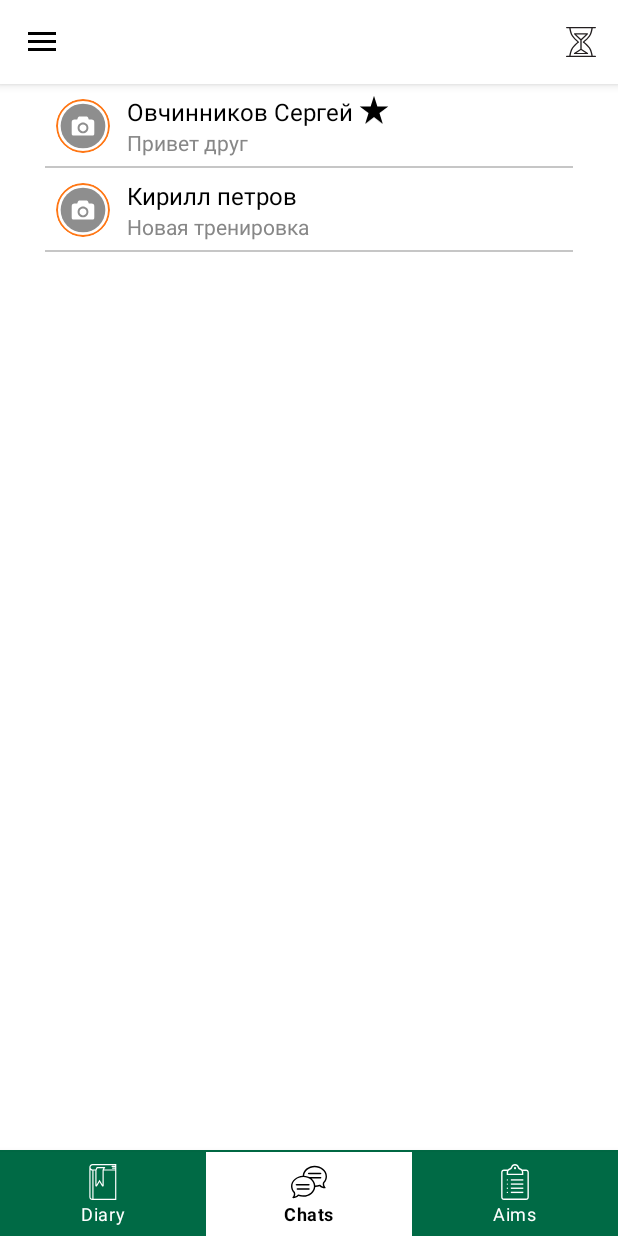
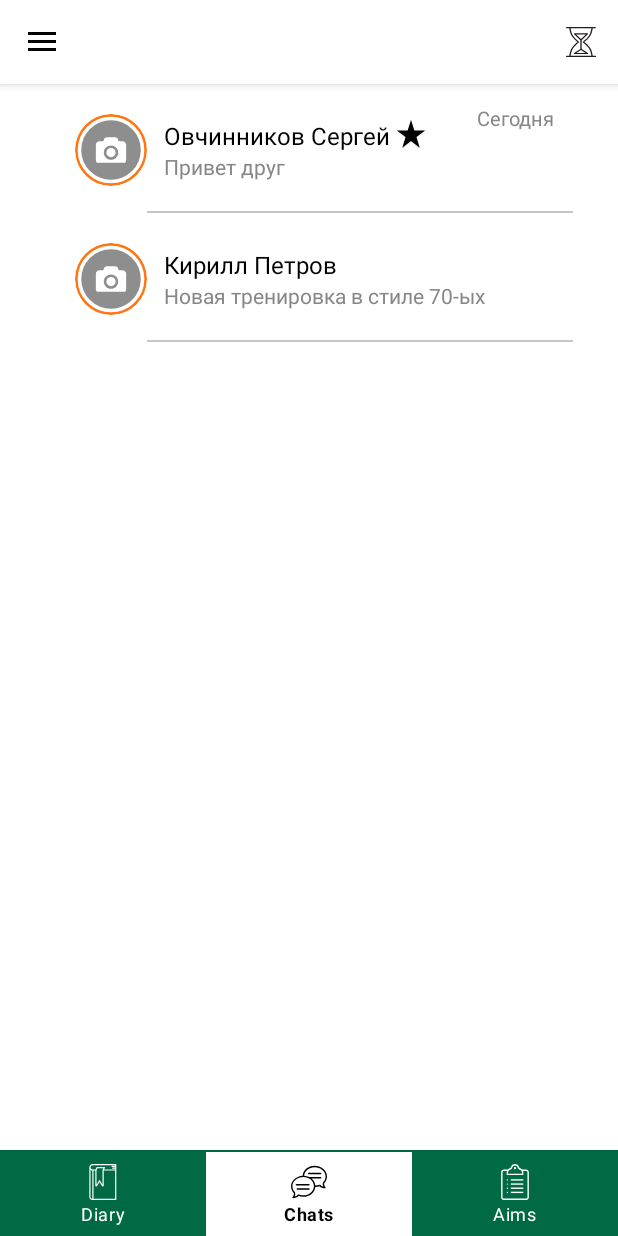
Before and after one commit to Osa-sergey/Fit, an Android app: the screen it shows after launch once a user with an empty profile is signed in (MainActivity), on a phone screen of 412 x 824 dp. Run offline under Robolectric (Android 15) with nearby library versions, the phone set to English and light mode, and no system bars; our stand-ins replace CircleImageView, Firebase (no records; nobody signed in at launch, a user with empty details on screens opened directly), navigation-ui; 2 statements that could not run were skipped.

Commit message:
Поменял дизайн чатов, согласно макету Добавил interface onItemClickListener в RecyclerView

```diff
--- a/app/src/main/java/Adapters/ChatAdapter.java
+++ b/app/src/main/java/Adapters/ChatAdapter.java
@@ -21,14 +21,26 @@ import de.hdodenhof.circleimageview.CircleImageView;
 
 public class ChatAdapter extends RecyclerView.Adapter<ChatAdapter.ChatViewHolder> {
 
-    private List<ChatItem> chatItemList =  new ArrayList<>();
+    private List<ChatItem> chatItemList = new ArrayList<>();
+
+    private OnItemClickListener mClickListener;
+
+    public interface OnItemClickListener {
+        void onItemClick(int position);
+
+    }
+
+    public void setOnItemClickListener(OnItemClickListener listener) {
+        mClickListener = listener;
+    }
+
 
     @NonNull
     @Override
     public ChatViewHolder onCreateViewHolder(@NonNull ViewGroup parent, int viewType) {
         View view = LayoutInflater.from(parent.getContext()).
-                inflate(R.layout.view_chat_simple_item,parent,false);
-        return new ChatViewHolder(view);
+                inflate(R.layout.view_chat_simple_item, parent, false);
+        return new ChatViewHolder(view, mClickListener);
     }
 
     @Override
@@ -41,12 +53,12 @@ public class ChatAdapter extends RecyclerView.Adapter<ChatAdapter.ChatViewHolder
         return chatItemList.size();
     }
 
-    public void addItems(Collection<ChatItem> items){
+    public void addItems(Collection<ChatItem> items) {
         chatItemList.addAll(items);
         notifyDataSetChanged();
     }
 
-    public class ChatViewHolder extends RecyclerView.ViewHolder{
+    public class ChatViewHolder extends RecyclerView.ViewHolder {
 
         private CircleImageView avatar;
         private TextView fullName;
@@ -54,23 +66,38 @@ public class ChatAdapter extends RecyclerView.Adapter<ChatAdapter.ChatViewHolder
         private TextView lastMsg;
         private TextView date;
 
-        public ChatViewHolder(@NonNull View itemView) {
+        public ChatViewHolder(@NonNull View itemView, final OnItemClickListener listener) {
             super(itemView);
             avatar = (CircleImageView) itemView.findViewById(R.id.avatar);
             fullName = (TextView) itemView.findViewById(R.id.fullName);
             selected = (ImageView) itemView.findViewById(R.id.selected);
             lastMsg = (TextView) itemView.findViewById(R.id.lastMsg);
             date = (TextView) itemView.findViewById(R.id.date);
+
+            itemView.setOnClickListener(new View.OnClickListener() {
+                @Override
+                public void onClick(View view) {
+                    if (listener != null) {
+                        int position = getAdapterPosition();
+                        if (position!= RecyclerView.NO_POSITION){
+                            listener.onItemClick(position);
+                        }
+                    }
+                }
+            });
         }
 
-        public void bind(ChatItem chatItem){
+
+        public void bind(ChatItem chatItem) {
             //TODO заггузка аватара
             fullName.setText(chatItem.getFullName());
-            if(chatItem.isSelected()) selected.setVisibility(View.VISIBLE);
+            if (chatItem.isSelected()) selected.setVisibility(View.VISIBLE);
             else selected.setVisibility(View.INVISIBLE);
             if (chatItem.getLastMsg() == null) lastMsg.setText("");
             else lastMsg.setText(chatItem.getLastMsg());
             date.setText(SupportUtils.getDateTimeForChat(chatItem.getDate()));
         }
     }
+
+
 }
--- a/app/src/main/java/Enums/ServerResponse.java
+++ b/app/src/main/java/Enums/ServerResponse.java
@@ -3,7 +3,6 @@ package Enums;
 public enum ServerResponse{
     SUCCESSFULLY,
     NO_CONNECTION,
-    UNSUCCESSFULLY,
     WRONG_PASS_OR_EMAIL,
     THIS_EMAIL_IS_OCCUPIED,
     NOT_CONFIRMED
--- a/app/src/main/java/Fragments/BottomMenu/ChatsFragment.java
+++ b/app/src/main/java/Fragments/BottomMenu/ChatsFragment.java
@@ -1,7 +1,9 @@
 package Fragments.BottomMenu;
 
+import android.content.Intent;
 import android.os.Bundle;
 import android.view.LayoutInflater;
+import android.view.MotionEvent;
 import android.view.View;
 import android.view.ViewGroup;
 
@@ -11,6 +13,7 @@ import androidx.fragment.app.Fragment;
 import androidx.recyclerview.widget.LinearLayoutManager;
 import androidx.recyclerview.widget.RecyclerView;
 
+import com.serg.fit.Activities.ConversationActivity;
 import com.serg.fit.R;
 
 import java.util.Arrays;
@@ -33,11 +36,20 @@ public class ChatsFragment extends Fragment {
         recyclerView.setLayoutManager(new LinearLayoutManager(this.getContext()));
         recyclerView.setAdapter(adapter);
         loadItems();
+
         return view;
     }
 
     private void loadItems() {
-        adapter.addItems(Arrays.asList(new ChatItem(null,"Овчинников Сергей",true,"Привет друг",200),
-                new ChatItem(null,"Кирилл петров",false,"Новая тренировка",2344)));
+        adapter.addItems(Arrays.asList(new ChatItem(null,"Овчинников Сергей",true,"Привет друг",System.currentTimeMillis() ),
+                new ChatItem(null,"Кирилл Петров",false,"Новая тренировка в стиле 70-ых",2344)));
+
+        adapter.setOnItemClickListener(new ChatAdapter.OnItemClickListener() {
+            @Override
+            public void onItemClick(int position) {
+                startActivity(new Intent(getContext(), ConversationActivity.class));
+
+            }
+        });
     }
 }
--- a/app/src/main/java/Utils/SupportUtils.java
+++ b/app/src/main/java/Utils/SupportUtils.java
@@ -11,6 +11,7 @@ public class SupportUtils {
 
     /**
      * Проверка на подключение либо к мобильной либо к стационароной сети
+     *
      * @return true если есть подключение
      */
     //TODO проверять наличие подключения но не сигнала
@@ -20,6 +21,7 @@ public class SupportUtils {
 
     /**
      * Функция для проверки правильности формата почты
+     *
      * @param email проверяемая почта
      * @return true если подходит по формату, иначе false
      */
@@ -31,6 +33,7 @@ public class SupportUtils {
 
     /**
      * Функция для проверки правильности формата пароля
+     *
      * @param password проверяем пароль
      * @return true если подходит по формату, иначе false
      */
@@ -40,6 +43,7 @@ public class SupportUtils {
 
     /**
      * Проверка на имя
+     *
      * @param name проверяемая строка
      * @return true, если содержатся только буквы
      */
@@ -51,6 +55,7 @@ public class SupportUtils {
 
     /**
      * Кастомная функция хэширования md5
+     *
      * @param st хэшируемая строка
      * @return хэш
      */
@@ -70,7 +75,7 @@ public class SupportUtils {
         BigInteger bigInt = new BigInteger(1, digest);
         String md5Hex = bigInt.toString(16);
 
-        while( md5Hex.length() < 32 ){
+        while (md5Hex.length() < 32) {
             md5Hex = "0" + md5Hex;
         }
         return md5Hex;
@@ -78,7 +83,18 @@ public class SupportUtils {
 
     public static String getDateTimeForChat(long date) {
         //TODO написать для чата перевод в дату или день
-        return "";
+
+//        Временно написал, просто, чтобы визуально на дизайне видеть
+        if (System.currentTimeMillis() - date <= 86400000)
+            return "Сегодня";
+        else if (System.currentTimeMillis() - date > 86400000 && System.currentTimeMillis() - date < 86400000 * 2)
+            return "Вчера";
+        else {
+//            TODO: Если будем выводить даты, то сделать разный формат для US и других пользователей
+            SimpleDateFormat formatter = new SimpleDateFormat("dd/MM/yyyy");
+            String dateString = formatter.format(new Date(date));
+            return dateString;
+        }
     }
 
     public static String getSpentTime(long spentTime) {
--- /dev/null
+++ b/app/src/main/res/drawable/ic_attach_file_black_24dp.xml
@@ -0,0 +1,5 @@
+<vector android:autoMirrored="true" android:height="24dp"
+    android:tint="#FFFFFF" android:viewportHeight="24.0"
+    android:viewportWidth="24.0" android:width="24dp" xmlns:android="http://schemas.android.com/apk/res/android">
+    <path android:fillColor="#FF000000" android:pathData="M16.5,6v11.5c0,2.21 -1.79,4 -4,4s-4,-1.79 -4,-4V5c0,-1.38 1.12,-2.5 2.5,-2.5s2.5,1.12 2.5,2.5v10.5c0,0.55 -0.45,1 -1,1s-1,-0.45 -1,-1V6H10v9.5c0,1.38 1.12,2.5 2.5,2.5s2.5,-1.12 2.5,-2.5V5c0,-2.21 -1.79,-4 -4,-4S7,2.79 7,5v12.5c0,3.04 2.46,5.5 5.5,5.5s5.5,-2.46 5.5,-5.5V6h-1.5z"/>
+</vector>
--- /dev/null
+++ b/app/src/main/res/drawable/ic_insert_emoticon_black_24dp.xml
@@ -0,0 +1,5 @@
+<vector android:autoMirrored="true" android:height="24dp"
+    android:tint="#FFFFFF" android:viewportHeight="24.0"
+    android:viewportWidth="24.0" android:width="24dp" xmlns:android="http://schemas.android.com/apk/res/android">
+    <path android:fillColor="#FF000000" android:pathData="M11.99,2C6.47,2 2,6.48 2,12s4.47,10 9.99,10C17.52,22 22,17.52 22,12S17.52,2 11.99,2zM12,20c-4.42,0 -8,-3.58 -8,-8s3.58,-8 8,-8 8,3.58 8,8 -3.58,8 -8,8zM15.5,11c0.83,0 1.5,-0.67 1.5,-1.5S16.33,8 15.5,8 14,8.67 14,9.5s0.67,1.5 1.5,1.5zM8.5,11c0.83,0 1.5,-0.67 1.5,-1.5S9.33,8 8.5,8 7,8.67 7,9.5 7.67,11 8.5,11zM12,17.5c2.33,0 4.31,-1.46 5.11,-3.5L6.89,14c0.8,2.04 2.78,3.5 5.11,3.5z"/>
+</vector>
--- /dev/null
+++ b/app/src/main/res/drawable/ic_mic_black_24dp.xml
@@ -0,0 +1,5 @@
+<vector android:autoMirrored="true" android:height="24dp"
+    android:tint="#FFFFFF" android:viewportHeight="24.0"
+    android:viewportWidth="24.0" android:width="24dp" xmlns:android="http://schemas.android.com/apk/res/android">
+    <path android:fillColor="#FF000000" android:pathData="M12,14c1.66,0 2.99,-1.34 2.99,-3L15,5c0,-1.66 -1.34,-3 -3,-3S9,3.34 9,5v6c0,1.66 1.34,3 3,3zM17.3,11c0,3 -2.54,5.1 -5.3,5.1S6.7,14 6.7,11L5,11c0,3.41 2.72,6.23 6,6.72L11,21h2v-3.28c3.28,-0.48 6,-3.3 6,-6.72h-1.7z"/>
+</vector>
--- /dev/null
+++ b/app/src/main/res/drawable/ic_send_black_24dp.xml
@@ -0,0 +1,5 @@
+<vector android:autoMirrored="true" android:height="24dp"
+    android:tint="#FFFFFF" android:viewportHeight="24.0"
+    android:viewportWidth="24.0" android:width="24dp" xmlns:android="http://schemas.android.com/apk/res/android">
+    <path android:fillColor="#FF000000" android:pathData="M2.01,21L23,12 2.01,3 2,10l15,2 -15,2z"/>
+</vector>
--- a/app/src/main/res/layout/activity_sign_up.xml
+++ b/app/src/main/res/layout/activity_sign_up.xml
@@ -175,7 +175,7 @@
 
 
     <TextView
-        android:id="@+id/tv_trainer"
+        android:id="@+id/tvTrainer"
         android:layout_width="wrap_content"
         android:layout_height="wrap_content"
         android:layout_marginTop="20dp"
--- a/app/src/main/res/layout/activity_type_sign_up.xml
+++ b/app/src/main/res/layout/activity_type_sign_up.xml
@@ -32,6 +32,8 @@
         android:textSize="16sp"
         android:layout_centerInParent="true"
         android:id="@+id/btnViaMail"/>
+
+
     <com.google.android.material.button.MaterialButton
         android:layout_width="190dp"
         android:layout_height="wrap_content"
--- a/app/src/main/res/layout/view_chat_simple_item.xml
+++ b/app/src/main/res/layout/view_chat_simple_item.xml
@@ -7,10 +7,10 @@
 
     <de.hdodenhof.circleimageview.CircleImageView
         android:id="@+id/avatar"
-        android:layout_width="36dp"
-        android:layout_height="36dp"
-        android:layout_marginStart="7dp"
-        android:layout_marginTop="10dp"
+        android:layout_width="48dp"
+        android:layout_height="48dp"
+        android:layout_marginStart="20dp"
+        android:layout_marginTop="20dp"
         android:src="@drawable/ic_person_icon_orange"
         app:layout_constraintStart_toStartOf="parent"
         app:layout_constraintTop_toTopOf="parent" />
@@ -50,8 +50,8 @@
             android:layout_width="wrap_content"
             android:layout_height="wrap_content"
             android:fontFamily="sans-serif"
-            android:text="Сделал все упражнения, что мне...fgrgrgrgrgrgrgrqqqqqqqeeee"
-            android:maxEms="20"
+            android:text="Сделал все упражнения, что мне, хотя не сделал ну бывает"
+            android:maxEms="15"
             android:textColor="#878787"
             android:textSize="14sp"
             android:maxLines="1"
@@ -66,7 +66,7 @@
         android:layout_width="wrap_content"
         android:layout_height="wrap_content"
         android:layout_marginTop="13dp"
-        android:layout_marginEnd="7dp"
+        android:layout_marginEnd="12dp"
         android:fontFamily="sans-serif"
         android:maxEms="10"
         android:maxLines="1"
@@ -77,9 +77,11 @@
         app:layout_constraintTop_toTopOf="parent" />
 
     <View
-        android:layout_width="match_parent"
+        android:layout_width="wrap_content"
         android:layout_height="1dp"
-        android:layout_marginTop="6dp"
+        android:layout_marginTop="20dp"
         android:background="#C6C6C6"
+
+        app:layout_constraintStart_toEndOf="@+id/avatar"
         app:layout_constraintTop_toBottomOf="@id/container" />
 </androidx.constraintlayout.widget.ConstraintLayout>
--- a/app/src/main/res/values/colors.xml
+++ b/app/src/main/res/values/colors.xml
@@ -1,6 +1,6 @@
 <?xml version="1.0" encoding="utf-8"?>
 <resources>
-    <color name="colorPrimary">#008577</color>
+    <color name="colorPrimary">#0F4C81</color>
     <color name="colorPrimaryDark">#00574B</color>
     <color name="colorAccent">#F2790F</color>
     <color name="textBlack">#000</color>
```
Also changed, not shown: app/src/main/java/com/serg/fit/Activities/ConversationActivity.java (added, +91 -0 lines), app/src/main/java/com/serg/fit/Activities/SignUpActivity.java (+5 -2 lines), app/src/main/res/drawable/chat_edittext.xml (added, +8 -0 lines), app/src/main/res/layout/activity_conversation.xml (added, +87 -0 lines), 1 other file.
